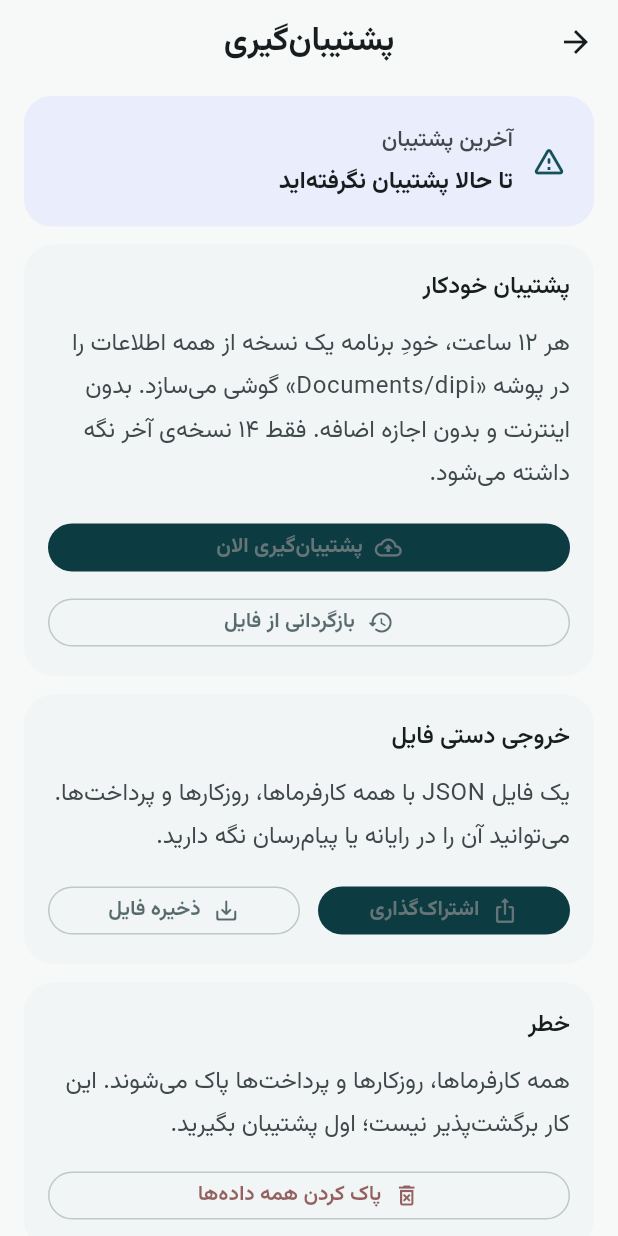
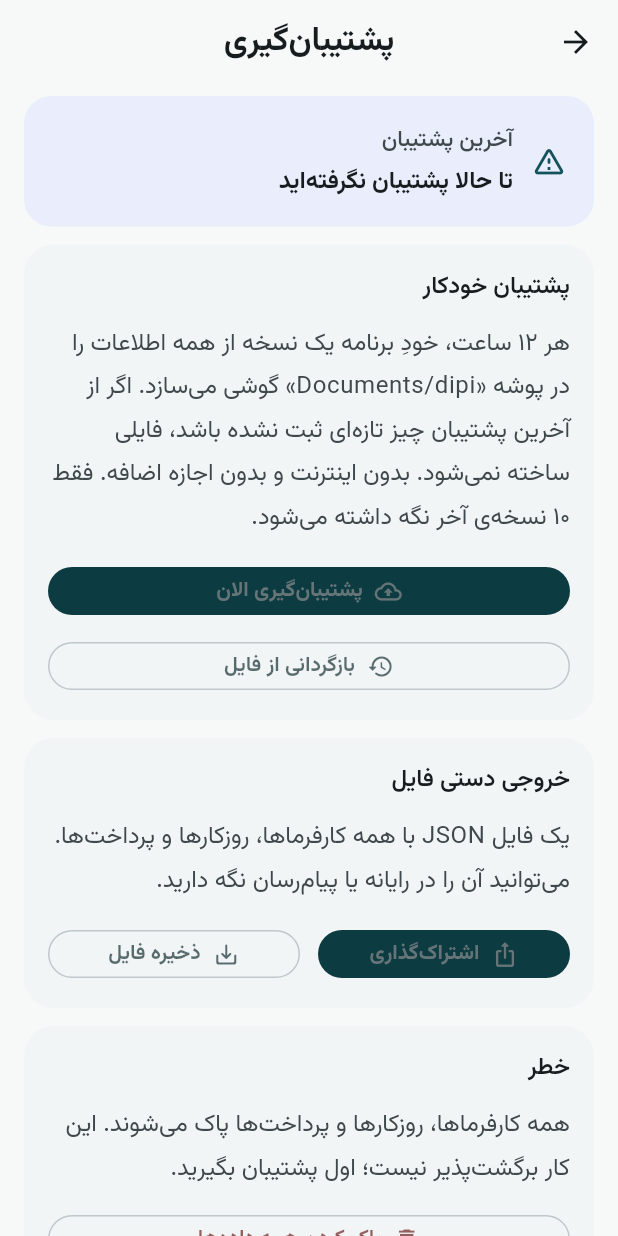
Before and after one commit to Dipi-App/app, a Flutter app: the BackupPage screen opened directly, after a tap on "پشتیبان‌گیری الان", on a phone screen of 412 x 824 dp. Run offline on Flutter 3.47's test engine with Material 3 defaults, Android fonts, the phone set to English and light mode, and no system bars; our stand-ins replace drift, drift_flutter, file_picker, fl_chart, flutter_animate, flutter_riverpod and 6 more; missing offline and left inert: workmanager; accounts and stored records are empty; generated files the repository leaves out were written again; statements that could not run were skipped.

Commit message:
feat(backup): skip unchanged backups and keep the last ten
The 12-hour backup wrote a new file even when nothing had changed, so a
quiet month still filled Documents/dipi with identical snapshots. Each
document now carries a sha256 over the rows and over the settings a
worker actually typed; when it matches the last one no file is written,
and lastBackupAt stays where it was so the next run still compares
against a real backup. Retention drops from 14 files to 10.

The manual button reports the skip («تغییری از آخرین پشتیبان ثبت نشده
است.») instead of pretending a file was written.

```diff
--- a/lib/features/backup/data/auto_backup_scheduler.dart
+++ b/lib/features/backup/data/auto_backup_scheduler.dart
@@ -26,6 +26,8 @@ void autoBackupCallbackDispatcher() {
 
 /// Registers the 12-hour periodic backup. WorkManager persists it across
 /// reboots. Safe to call on every start; the task is updated in place.
+/// Every run writes nothing when the ledger is unchanged since the last
+/// backup — see [runLocalBackup].
 Future<void> initAutoBackupScheduler() async {
   if (kIsWeb || !Platform.isAndroid) return;
   try {
--- a/lib/features/backup/data/local_backup_service.dart
+++ b/lib/features/backup/data/local_backup_service.dart
@@ -26,17 +26,36 @@ class LocalBackupException implements Exception {
 }
 
 class LocalBackupResult {
-  const LocalBackupResult({required this.fileName, required this.sizeInBytes});
+  const LocalBackupResult({
+    required this.fileName,
+    required this.sizeInBytes,
+    required this.created,
+  });
+
+  /// The data matched the last written backup, so nothing was created.
+  const LocalBackupResult.skipped()
+    : fileName = '',
+      sizeInBytes = 0,
+      created = false;
 
   final String fileName;
   final int sizeInBytes;
+
+  /// False when the ledger matched the last backup and no file was written.
+  final bool created;
 }
 
 /// How long between automatic backups, and how many files to keep.
 const Duration autoBackupInterval = Duration(hours: 12);
-const int autoBackupRetention = 14;
+const int autoBackupRetention = 10;
+
+/// Key holding the fingerprint of the data in the newest written backup.
+const String lastBackupFingerprintKey = 'lastBackupFingerprint';
 
 /// Writes one JSON backup into `Documents/dipi`.
+///
+/// When the ledger produces the same fingerprint as the last written backup,
+/// no file is created and the result reports [LocalBackupResult.created] false.
 ///
 /// This is a plain function on purpose: the workmanager background isolate has
 /// no Riverpod scope, so it calls this directly with its own database.
@@ -45,10 +64,15 @@ Future<LocalBackupResult> runLocalBackup({AppDatabase? database}) async {
   final ownsDatabase = database == null;
   File? temp;
   try {
-    final settings = AppSettings.fromMap(await KeyValueDao(db).all());
-    final document = await BackupRepository(
-      db,
-    ).buildDocument(settings: settings.toMap());
+    final dao = KeyValueDao(db);
+    final settings = AppSettings.fromMap(await dao.all());
+    final document = await BackupRepository(db)
+        .buildDocument(settings: settings.toMap());
+
+    final fingerprint = document.contentFingerprint;
+    if (await dao.read(lastBackupFingerprintKey) == fingerprint) {
+      return const LocalBackupResult.skipped();
+    }
 
     final tempDir = await getTemporaryDirectory();
     final name = AppInfo.autoBackupFileName(DateTime.now());
@@ -61,17 +85,19 @@ Future<LocalBackupResult> runLocalBackup({AppDatabase? database}) async {
       fileName: name,
       keep: autoBackupRetention,
     );
-    await KeyValueDao(
-      db,
-    ).write('lastBackupAt', DateTime.now().toIso8601String());
+    await dao.write('lastBackupAt', DateTime.now().toIso8601String());
+    await dao.write(lastBackupFingerprintKey, fingerprint);
     return LocalBackupResult(
       fileName: saved.fileName,
       sizeInBytes: saved.sizeInBytes,
+      created: true,
     );
   } on PlatformException catch (error) {
     throw LocalBackupException(_describe(error));
   } on MissingPluginException {
-    throw LocalBackupException('پشتیبان خودکار در این دستگاه پشتیبانی نمی‌شود.');
+    throw LocalBackupException(
+      'پشتیبان خودکار در این دستگاه پشتیبانی نمی‌شود.',
+    );
   } finally {
     if (temp != null && temp.existsSync()) {
       try {
@@ -94,9 +120,10 @@ class LocalBackupService {
   final Ref _ref;
 
   Future<LocalBackupResult> createBackup() async {
-    final result = await runLocalBackup(
-      database: _ref.read(databaseProvider),
-    );
+    final result = await runLocalBackup(database: _ref.read(databaseProvider));
+    // A skipped run writes nothing, so the last-backup time must stay where it
+    // is; the reminder and the 12-hour due check both read it.
+    if (!result.created) return result;
     await _ref
         .read(settingsControllerProvider.notifier)
         .setLastBackupAt(DateTime.now());
--- /dev/null
+++ b/lib/features/backup/domain/backup_fingerprint.dart
@@ -0,0 +1,61 @@
+/// Builds the stable text behind `BackupDocument.contentFingerprint`.
+///
+/// The export timestamp and the row `createdAt` values stay out of it, and so
+/// do the settings keys in [volatileSettingKeys]: all of those move on their own
+/// between two runs, so including them would make every backup look like new
+/// data. `schemaVersion` and `appVersion` do count, so an upgrade always leaves
+/// one snapshot of its own.
+library;
+
+/// Settings written by the app itself, not typed by the worker.
+const Set<String> volatileSettingKeys = {
+  'lastBackupAt',
+  'lastBackupFingerprint',
+  'lastBackupReminderAt',
+  'lastUpdateCheckAt',
+  'backupRecoveryOffered',
+};
+
+String _field(Object? value) => value?.toString() ?? '';
+
+int _byId(Map<String, Object?> a, Map<String, Object?> b) =>
+    _field(a['id']).compareTo(_field(b['id']));
+
+/// The fingerprint input for one ledger snapshot. Rows are ordered by id, so
+/// the result does not depend on the order the database returned them in.
+String buildBackupFingerprintSource({
+  required int schemaVersion,
+  required String appVersion,
+  required Iterable<Map<String, Object?>> employers,
+  required Iterable<Map<String, Object?>> workEntries,
+  required Iterable<Map<String, Object?>> payments,
+  required Map<String, String> settings,
+}) {
+  List<Map<String, Object?>> sorted(Iterable<Map<String, Object?>> rows) =>
+      rows.toList()..sort(_byId);
+
+  final stableSettings = settings.keys
+      .where((key) => !volatileSettingKeys.contains(key))
+      .toList()
+    ..sort();
+
+  final parts = <String>[
+    'V$schemaVersion|$appVersion',
+    for (final row in sorted(employers))
+      'E${_field(row['id'])}|${_field(row['name'])}|${_field(row['color'])}|'
+          '${_field(row['phone'])}|${_field(row['note'])}|'
+          '${_field(row['defaultWageType'])}|${_field(row['defaultDailyWage'])}|'
+          '${_field(row['isArchived'])}',
+    for (final row in sorted(workEntries))
+      'W${_field(row['id'])}|${_field(row['employerId'])}|${_field(row['date'])}|'
+          '${_field(row['place'])}|${_field(row['job'])}|'
+          '${_field(row['startTime'])}|${_field(row['endTime'])}|'
+          '${_field(row['wageType'])}|${_field(row['wageAmount'])}|'
+          '${_field(row['outOfPocketAmount'])}|${_field(row['note'])}',
+    for (final row in sorted(payments))
+      'P${_field(row['id'])}|${_field(row['employerId'])}|${_field(row['date'])}|'
+          '${_field(row['amount'])}|${_field(row['type'])}|${_field(row['note'])}',
+    for (final key in stableSettings) 'S$key=${settings[key]}',
+  ];
+  return parts.join('\n');
+}
--- a/lib/features/backup/presentation/backup_actions.dart
+++ b/lib/features/backup/presentation/backup_actions.dart
@@ -13,9 +13,11 @@ import '../data/local_backup_service.dart';
 import '../domain/backup_document.dart';
 import '../state/backup_providers.dart';
 
-/// Writes a backup right now and returns a short Persian success message.
+/// Writes a backup right now and returns a short Persian message. When the
+/// ledger is unchanged since the last backup, no file is written.
 Future<String> createLocalBackupNow(WidgetRef ref) async {
   final result = await ref.read(localBackupServiceProvider).createBackup();
+  if (!result.created) return 'تغییری از آخرین پشتیبان ثبت نشده است.';
   return 'پشتیبان ذخیره شد: ${result.fileName}';
 }
 
--- a/lib/features/backup/presentation/backup_page.dart
+++ b/lib/features/backup/presentation/backup_page.dart
@@ -88,8 +88,9 @@ class _BackupPageState extends ConsumerState<BackupPage> {
               children: [
                 Text(
                   'هر ۱۲ ساعت، خودِ برنامه یک نسخه از همه اطلاعات را در پوشه '
-                  '«Documents/dipi» گوشی می‌سازد. بدون اینترنت و بدون اجازه '
-                  'اضافه. فقط ۱۴ نسخه‌ی آخر نگه داشته می‌شود.',
+                  '«Documents/dipi» گوشی می‌سازد. اگر از آخرین پشتیبان چیز '
+                  'تازه‌ای ثبت نشده باشد، فایلی ساخته نمی‌شود. بدون اینترنت و '
+                  'بدون اجازه اضافه. فقط ۱۰ نسخه‌ی آخر نگه داشته می‌شود.',
                   style: theme.textTheme.bodySmall?.copyWith(
                     color: theme.colorScheme.onSurfaceVariant,
                     height: 1.8,
```
Also changed, not shown: lib/features/backup/domain/backup_document.dart (+19 -0 lines), 1 other file.
